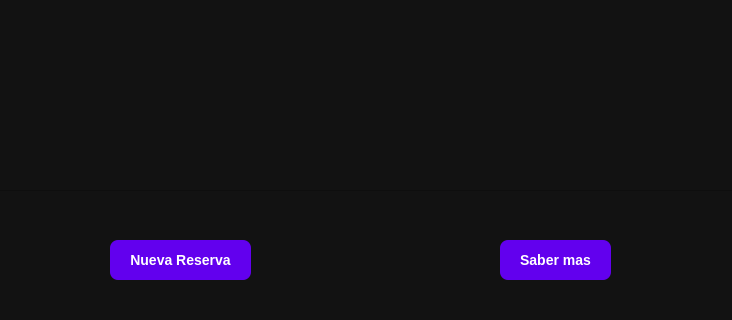
alvarowau/hotel, file iu/iu_reservas.ui: the form before one commit; both pictures show x 190 to 922 and y 320 to 640 of the 1080 by 640 pixel window.
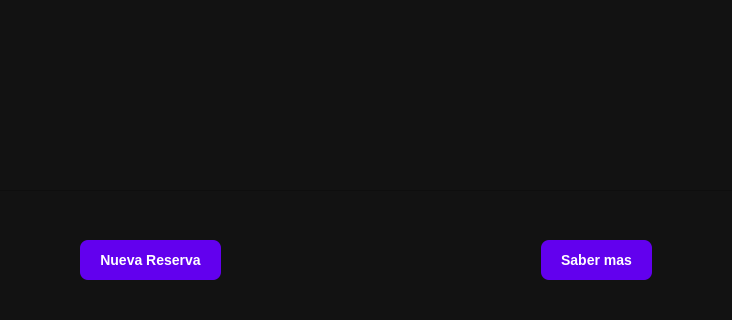
The form after the commit.

```diff
--- a/iu/iu_reservas.ui
+++ b/iu/iu_reservas.ui
@@ -99,9 +99,9 @@
   <widget class="QWidget" name="widget" native="true">
    <property name="geometry">
     <rect>
-     <x>300</x>
+     <x>270</x>
      <y>550</y>
-     <width>501</width>
+     <width>572</width>
      <height>61</height>
     </rect>
    </property>
@@ -140,7 +140,7 @@
       </property>
       <property name="sizeHint" stdset="0">
        <size>
-        <width>217</width>
+        <width>288</width>
         <height>20</height>
        </size>
       </property>
```
